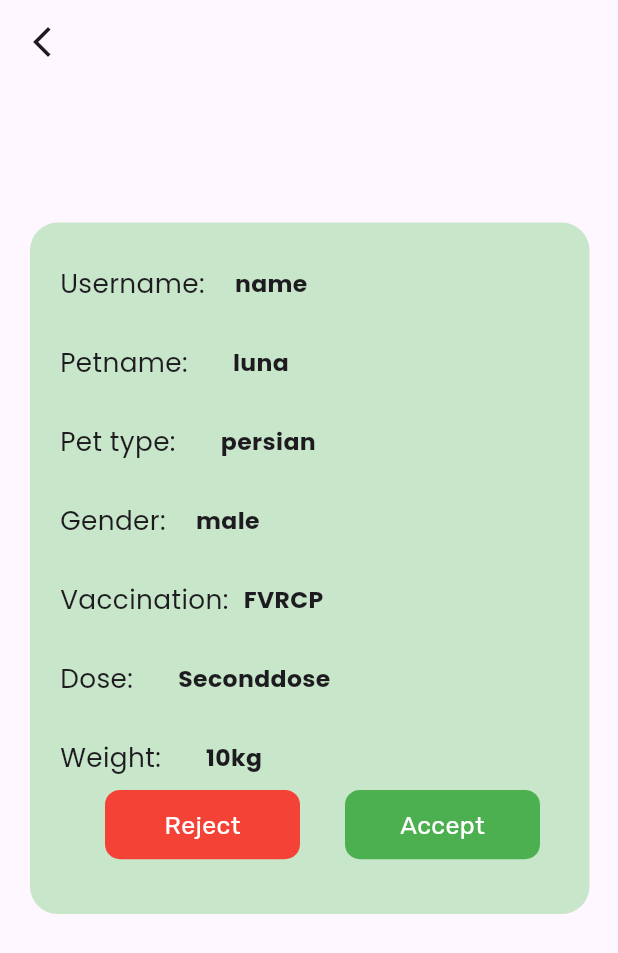
After one commit to noorafathima419/pet_clinic, a Flutter app: the DoctorAppoinment screen opened directly, on a phone screen of 412 x 824 dp. The commit adds this screen. Shown: the top 953 px of the screen. Run offline on Flutter 3.47's test engine with Material 3 defaults, Android fonts, the phone set to English and light mode, and no system bars; our stand-ins replace cloud_firestore, firebase_core, flutter_screenutil, flutter_svg, google_fonts, intl_phone_field and 1 more; accounts and stored records are empty.

Commit message:
29/04/2025

```diff
--- /dev/null
+++ b/lib/Doctor/Doctor_Appoinment.dart
@@ -0,0 +1,216 @@
+import 'package:flutter/cupertino.dart';
+import 'package:flutter/material.dart';
+import 'package:flutter_screenutil/flutter_screenutil.dart';
+import 'package:google_fonts/google_fonts.dart';
+import 'package:pet_clinic/Doctor/Doctor_Tapbar.dart';
+
+class DoctorAppoinment extends StatefulWidget {
+  const DoctorAppoinment({super.key});
+
+  @override
+  State<DoctorAppoinment> createState() => _DoctorAppoinmentState();
+}
+
+class _DoctorAppoinmentState extends State<DoctorAppoinment> {
+  @override
+  Widget build(BuildContext context) {
+    return Scaffold(
+      appBar: AppBar(
+          leading: IconButton(
+              onPressed: () {
+                Navigator.push(context, MaterialPageRoute(
+                  builder: (context) {
+                    return DoctorTapbar();
+                  },
+                ));
+              },
+              icon: Icon(Icons.arrow_back_ios_new))),
+      body: Column(
+        children: [
+          Row(
+            children: [
+              Padding(
+                padding: EdgeInsets.only(left: 20.w, top: 100.h),
+                child: Container(
+                  child: Column(children: [
+                    Row(
+                      children: [
+                        Padding(
+                          padding: EdgeInsets.only(left: 20.w, top: 30.h),
+                          child: Text(
+                            "Username:",
+                            style: GoogleFonts.poppins(
+                                fontSize: 19.sp, fontWeight: FontWeight.w400),
+                          ),
+                        ),
+                        Padding(
+                          padding: EdgeInsets.only(left: 20.w, top: 30.h),
+                          child: Text(
+                            "name",
+                            style: GoogleFonts.poppins(
+                                fontSize: 17.sp, fontWeight: FontWeight.w700),
+                          ),
+                        ),
+                      ],
+                    ),
+                    Row(children: [
+                      Padding(
+                        padding: EdgeInsets.only(left: 20.w, top: 30.h),
+                        child: Text(
+                          "Petname:",
+                          style: GoogleFonts.poppins(
+                              fontSize: 19.sp, fontWeight: FontWeight.w400),
+                        ),
+                      ),
+                      Padding(
+                        padding: EdgeInsets.only(left: 30.w, top: 30.h),
+                        child: Text(
+                          "luna",
+                          style: GoogleFonts.poppins(
+                              fontSize: 17.sp, fontWeight: FontWeight.w700),
+                        ),
+                      ),
+                    ]),
+                    Row(children: [
+                      Padding(
+                        padding: EdgeInsets.only(left: 20.w, top: 30.h),
+                        child: Text(
+                          "Pet type:",
+                          style: GoogleFonts.poppins(
+                              fontSize: 19.sp, fontWeight: FontWeight.w400),
+                        ),
+                      ),
+                      Padding(
+                        padding: EdgeInsets.only(left: 30.w, top: 30.h),
+                        child: Text(
+                          "persian",
+                          style: GoogleFonts.poppins(
+                              fontSize: 17.sp, fontWeight: FontWeight.w700),
+                        ),
+                      ),
+                    ]),
+                    Row(children: [
+                      Padding(
+                        padding: EdgeInsets.only(left: 20.w, top: 30.h),
+                        child: Text(
+                          "Gender:",
+                          style: GoogleFonts.poppins(
+                              fontSize: 19.sp, fontWeight: FontWeight.w400),
+                        ),
+                      ),
+                      Padding(
+                        padding: EdgeInsets.only(left: 20.w, top: 30.h),
+                        child: Text(
+                          "male",
+                          style: GoogleFonts.poppins(
+                              fontSize: 17.sp, fontWeight: FontWeight.w700),
+                        ),
+                      ),
+                    ]),
+                    Row(children: [
+                      Padding(
+                        padding: EdgeInsets.only(left: 20.w, top: 30.h),
+                        child: Text(
+                          "Vaccination:",
+                          style: GoogleFonts.poppins(
+                              fontSize: 19.sp, fontWeight: FontWeight.w400),
+                        ),
+                      ),
+                      Padding(
+                        padding: EdgeInsets.only(left: 10.w, top: 30.h),
+                        child: Text(
+                          "FVRCP",
+                          style: GoogleFonts.poppins(
+                              fontSize: 17.sp, fontWeight: FontWeight.w700),
+                        ),
+                      ),
+                    ]),
+                    Row(children: [
+                      Padding(
+                        padding: EdgeInsets.only(left: 20.w, top: 30.h),
+                        child: Text(
+                          "Dose:",
+                          style: GoogleFonts.poppins(
+                              fontSize: 19.sp, fontWeight: FontWeight.w400),
+                        ),
+                      ),
+                      Padding(
+                        padding: EdgeInsets.only(left: 30.w, top: 30.h),
+                        child: Text(
+                          "Seconddose",
+                          style: GoogleFonts.poppins(
+                              fontSize: 17.sp, fontWeight: FontWeight.w700),
+                        ),
+                      ),
+                    ]),
+                    Row(children: [
+                      Padding(
+                        padding: EdgeInsets.only(left: 20.w, top: 30.h),
+                        child: Text(
+                          "Weight:",
+                          style: GoogleFonts.poppins(
+                              fontSize: 19.sp, fontWeight: FontWeight.w400),
+                        ),
+                      ),
+                      Padding(
+                        padding: EdgeInsets.only(left: 30.w, top: 30.h),
+                        child: Text(
+                          "10kg",
+                          style: GoogleFonts.poppins(
+                              fontSize: 17.sp, fontWeight: FontWeight.w700),
+                        ),
+                      ),
+                    ]),
+                    Row(
+                      children: [
+                        Padding(
+                          padding: EdgeInsets.only(top: 10.h, left: 50.w),
+                          child: Container(
+                            child: Center(
+                              child: Text(
+                                "Reject",
+                                style: GoogleFonts.rubik(
+                                    color: Colors.white, fontSize: 18.sp),
+                              ),
+                            ),
+                            width: 130.w,
+                            height: 50.h,
+                            decoration: BoxDecoration(
+                                borderRadius: BorderRadius.circular(10),
+                                color: Colors.red),
+                          ),
+                        ),
+                        Padding(
+                          padding: EdgeInsets.only(top: 10.h, left: 30.w),
+                          child: Container(
+                            child: Center(
+                              child: Text(
+                                "Accept",
+                                style: GoogleFonts.rubik(
+                                    color: Colors.white, fontSize: 18.sp),
+                              ),
+                            ),
+                            width: 130.w,
+                            height: 50.h,
+                            decoration: BoxDecoration(
+                                borderRadius: BorderRadius.circular(10),
+                                color: Colors.green),
+                          ),
+                        )
+                      ],
+                    )
+                  ]),
+                  width: 373.w,
+                  height: 499.h,
+                  decoration: BoxDecoration(
+                      color: Colors.green[100],
+                      borderRadius: BorderRadius.circular(20.r)),
+                ),
+              )
+            ],
+          )
+        ],
+      ),
+    );
+  }
+}
--- a/lib/Doctor/View_Appoinment_details.dart
+++ b/lib/Doctor/View_Appoinment_details.dart
@@ -3,6 +3,7 @@ import 'package:flutter/cupertino.dart';
 import 'package:flutter/material.dart';
 import 'package:flutter_screenutil/flutter_screenutil.dart';
 import 'package:google_fonts/google_fonts.dart';
+import 'package:pet_clinic/Doctor/Doctor_Appoinment.dart';
 
 class AddVaccination extends StatefulWidget {
   const AddVaccination({super.key});
@@ -40,6 +41,11 @@ class _AddVaccinationState extends State<AddVaccination> {
                         margin: EdgeInsets.symmetric(vertical: 10),
                         shape: RoundedRectangleBorder(
                             borderRadius: BorderRadius.circular(20)),
+                        child: InkWell(onTap: () {
+                          Navigator.push(context, MaterialPageRoute(builder: (context) {
+                            return DoctorAppoinment();
+                          },));
+                        },
                           child: Container(
                             padding: EdgeInsets.all(16),
                             decoration: BoxDecoration(
@@ -92,6 +98,7 @@ class _AddVaccinationState extends State<AddVaccination> {
                             ),
                           ),
                         ),
+                      ),
                     );
                   },
                 );
```
Lines whose indentation alone changed are shown as unchanged.
